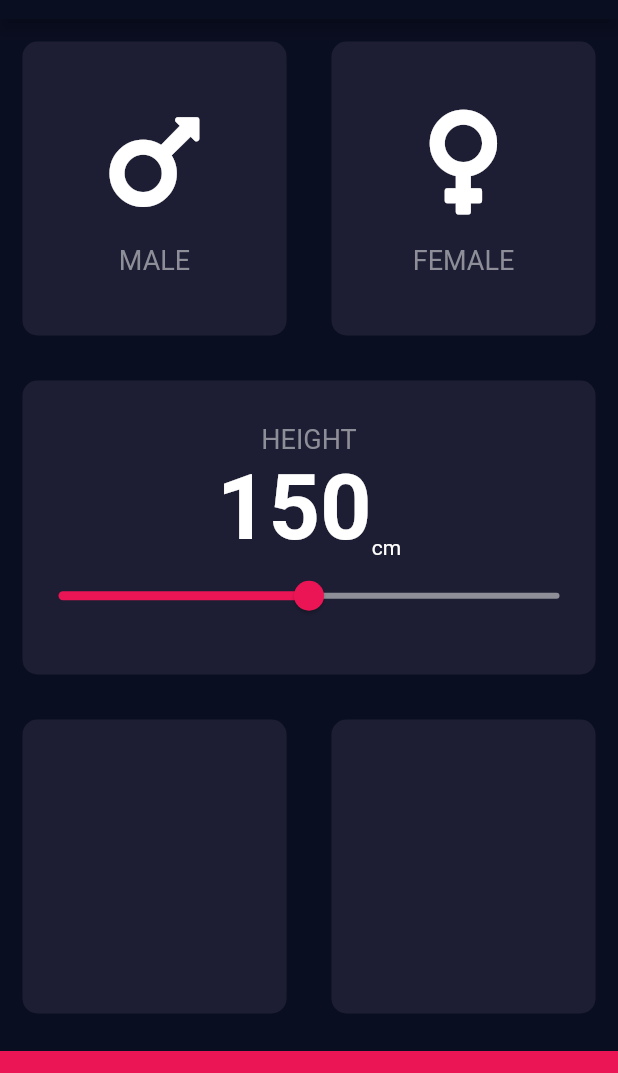
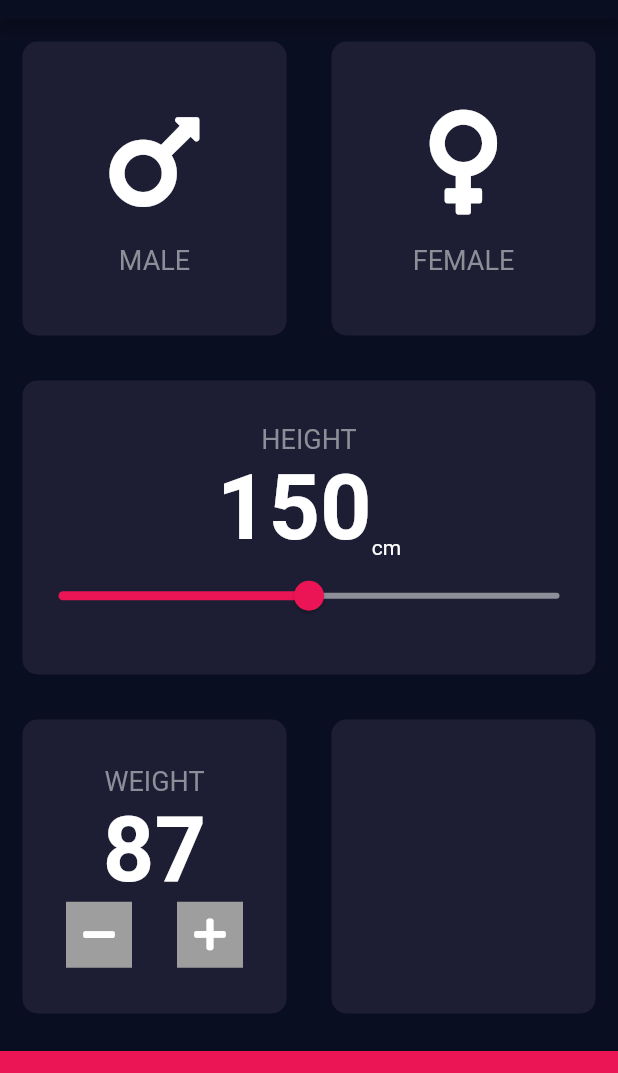
Before and after one commit to BashirYesufu/BMI-Calculator, a Flutter app: the screen it shows after launch, on a phone screen of 412 x 824 dp, the part 65-1138 px from its top. Run offline on Flutter 3.47's test engine with Material 2 defaults, Android fonts, the phone set to English and light mode, and no system bars; our stand-ins replace font_awesome_flutter.

Commit message:
Added a description class for the age and weight

```diff
--- /dev/null
+++ b/bmi_app/lib/description_content.dart
@@ -0,0 +1,37 @@
+import 'package:flutter/material.dart';
+import 'package:font_awesome_flutter/font_awesome_flutter.dart';
+import 'icon_content.dart';
+
+class DescriptionContent extends StatelessWidget {
+  const DescriptionContent({
+    Key? key,
+  }) : super(key: key);
+
+  @override
+  Widget build(BuildContext context) {
+    return Column(
+      mainAxisAlignment: MainAxisAlignment.center,
+      children: [
+        Text('WEIGHT', style: labelTextStyle,),
+        Text('87', style: TextStyle(fontWeight: FontWeight.bold, fontSize: 60.0),),
+        Row(
+          mainAxisAlignment: MainAxisAlignment.center,
+          children: [
+            Container(
+              color: Colors.grey,
+              padding: EdgeInsets.all(10.0),
+              child: Icon(FontAwesomeIcons.minus),
+            ),
+            SizedBox(width: 30.0,),
+            Container(
+              color: Colors.grey,
+              padding: EdgeInsets.all(10.0),
+              child: Icon(FontAwesomeIcons.plus),
+            ),
+          ],
+        ),
+
+      ],
+    );
+  }
+}
--- a/bmi_app/lib/input_page.dart
+++ b/bmi_app/lib/input_page.dart
@@ -3,6 +3,7 @@ import 'package:flutter/material.dart';
 import 'package:font_awesome_flutter/font_awesome_flutter.dart';
 import 'reusable_card.dart';
 import 'icon_content.dart';
+import 'description_content.dart';
 
 const bottomContainerHeight = 80.0;
 const activeCardColor = Color(0xFF1D1E33);
@@ -44,10 +45,7 @@ class _InputPageState extends State<InputPage> {
             cardChild: Column(
               mainAxisAlignment: MainAxisAlignment.center,
               children: [
-                Text(
-                  'HEIGHT',
-                  style: TextStyle(color: Color(0xFF8D8E98), fontSize: 18.0,),
-                ),
+                Text('HEIGHT', style: labelTextStyle,),
                 Row(
                   mainAxisAlignment: MainAxisAlignment.center,
                   crossAxisAlignment: CrossAxisAlignment.end,
@@ -73,6 +71,7 @@ class _InputPageState extends State<InputPage> {
               children: [
                 ReusableCard(
                   colour: activeCardColor,
+                  cardChild: DescriptionContent(),
 
                 ),
                 ReusableCard(
```
